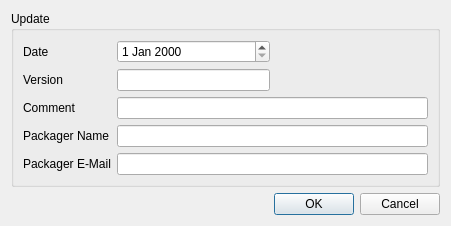
Old version of the form ui/addupdatedialog.ui in the repository huseyinkozan/PiSiDo.
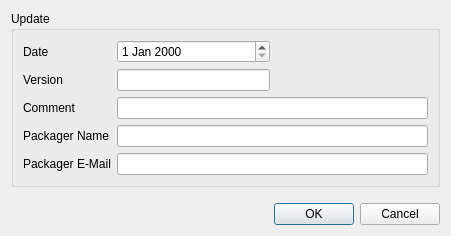
New version of the form.

```diff
--- a/ui/addupdatedialog.ui
+++ b/ui/addupdatedialog.ui
@@ -7,7 +7,7 @@
     <x>0</x>
     <y>0</y>
     <width>451</width>
-    <height>214</height>
+    <height>236</height>
    </rect>
   </property>
   <property name="windowTitle">
```
Left out of the diff: 22 changed lines with no effect on the pictures.
